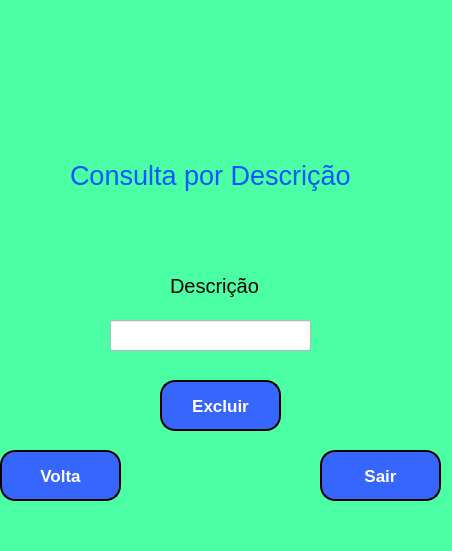
Before: the Qt Designer form Projeto/sexta.ui in marceloamaro/Pratica_BD, drawn with Qt 5.
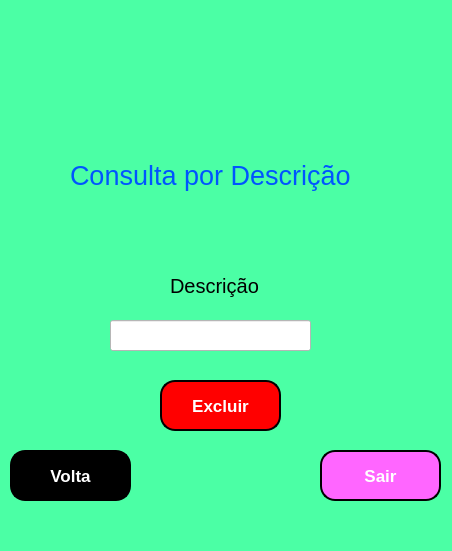
After: the same form once the commit is applied. Icons and pictures are not drawn.

```diff
--- a/Projeto/sexta.ui
+++ b/Projeto/sexta.ui
@@ -74,7 +74,7 @@
      </font>
     </property>
     <property name="styleSheet">
-     <string notr="true">background-color: rgb(55, 102, 255);
+     <string notr="true">background-color: rgb(255, 102, 255);
 color: rgb(255, 255, 255);
 border-style: outset;
 border-width: 2px;
@@ -88,7 +88,7 @@
    <widget class="QPushButton" name="pushButton_6">
     <property name="geometry">
      <rect>
-      <x>0</x>
+      <x>10</x>
       <y>450</y>
       <width>121</width>
       <height>51</height>
@@ -102,7 +102,7 @@
      </font>
     </property>
     <property name="styleSheet">
-     <string notr="true">background-color: rgb(55, 102, 255);
+     <string notr="true">background-color: rgb(555, 102, 255);
 color: rgb(255, 255, 255);
 border-style: outset;
 border-width: 2px;
@@ -187,7 +187,7 @@
      </font>
     </property>
     <property name="styleSheet">
-     <string notr="true">background-color: rgb(55, 102, 255);
+     <string notr="true">background-color: rgb(255, 0, 0);
 color: rgb(255, 255, 255);
 border-style: outset;
 border-width: 2px;
```
